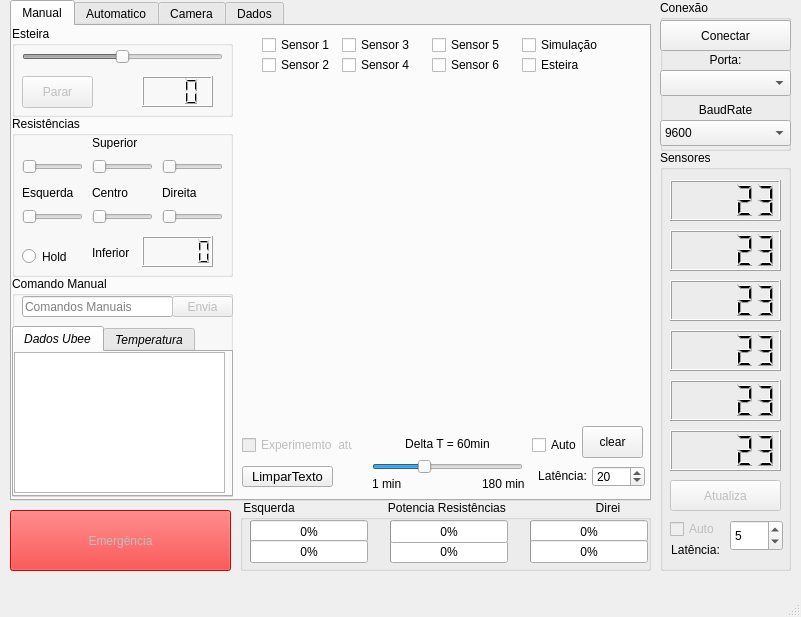
This is source/forno_design.ui in Atzingen/controleForno-interface as Qt 5 draws it before an edit. The edited form follows.
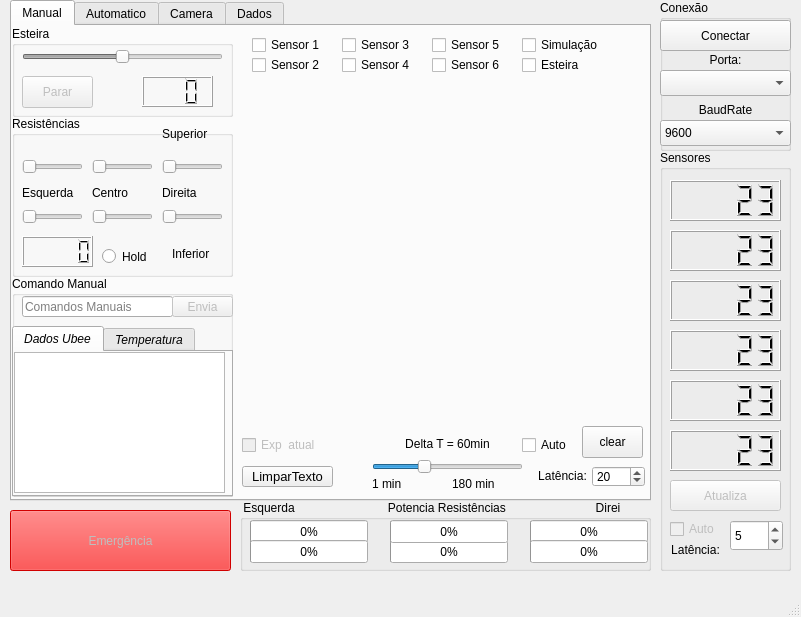
This is the edited form. The open tabs and pages were chosen to show the change. Custom widgets are drawn as their Qt base class.

Commit message: novas alteracoes na ui via raspberry designer

Diff of the .ui file:
```diff
--- a/source/forno_design.ui
+++ b/source/forno_design.ui
@@ -265,10 +265,10 @@
       <widget class="QLabel" name="label_4">
        <property name="geometry">
         <rect>
-         <x>80</x>
-         <y>20</y>
-         <width>56</width>
-         <height>13</height>
+         <x>150</x>
+         <y>10</y>
+         <width>71</width>
+         <height>16</height>
         </rect>
        </property>
        <property name="text">
@@ -278,10 +278,10 @@
       <widget class="QLabel" name="label_5">
        <property name="geometry">
         <rect>
-         <x>80</x>
+         <x>160</x>
          <y>130</y>
-         <width>56</width>
-         <height>13</height>
+         <width>61</width>
+         <height>16</height>
         </rect>
        </property>
        <property name="text">
@@ -330,7 +330,7 @@
       <widget class="QLCDNumber" name="lcdNumber_8">
        <property name="geometry">
         <rect>
-         <x>130</x>
+         <x>10</x>
          <y>120</y>
          <width>71</width>
          <height>31</height>
@@ -340,9 +340,9 @@
       <widget class="QRadioButton" name="radioButton">
        <property name="geometry">
         <rect>
-         <x>10</x>
+         <x>90</x>
          <y>130</y>
-         <width>82</width>
+         <width>71</width>
          <height>21</height>
         </rect>
        </property>
@@ -477,7 +477,7 @@
      <widget class="QCheckBox" name="checkBox">
       <property name="geometry">
        <rect>
-        <x>250</x>
+        <x>240</x>
         <y>10</y>
         <width>85</width>
         <height>18</height>
@@ -490,7 +490,7 @@
      <widget class="QCheckBox" name="checkBox_2">
       <property name="geometry">
        <rect>
-        <x>250</x>
+        <x>240</x>
         <y>30</y>
         <width>85</width>
         <height>18</height>
@@ -557,7 +557,7 @@
        <rect>
         <x>510</x>
         <y>10</y>
-        <width>85</width>
+        <width>111</width>
         <height>18</height>
        </rect>
       </property>
@@ -621,7 +621,7 @@
        <rect>
         <x>360</x>
         <y>450</y>
-        <width>41</width>
+        <width>51</width>
         <height>16</height>
        </rect>
       </property>
@@ -632,9 +632,9 @@
      <widget class="QLabel" name="label_11">
       <property name="geometry">
        <rect>
-        <x>470</x>
+        <x>440</x>
         <y>450</y>
-        <width>51</width>
+        <width>71</width>
         <height>16</height>
        </rect>
       </property>
@@ -648,9 +648,9 @@
       </property>
       <property name="geometry">
        <rect>
-        <x>520</x>
+        <x>510</x>
         <y>410</y>
-        <width>51</width>
+        <width>61</width>
         <height>18</height>
        </rect>
       </property>
@@ -722,12 +722,12 @@
        <rect>
         <x>230</x>
         <y>410</y>
-        <width>111</width>
+        <width>131</width>
         <height>18</height>
        </rect>
       </property>
       <property name="text">
-       <string>Experimemto  atual</string>
+       <string>Exp  atual</string>
       </property>
       <property name="checked">
        <bool>false</bool>
```
Left out of the diff: 48 changed lines with no effect on the pictures. The commit also changes 1 other file.
